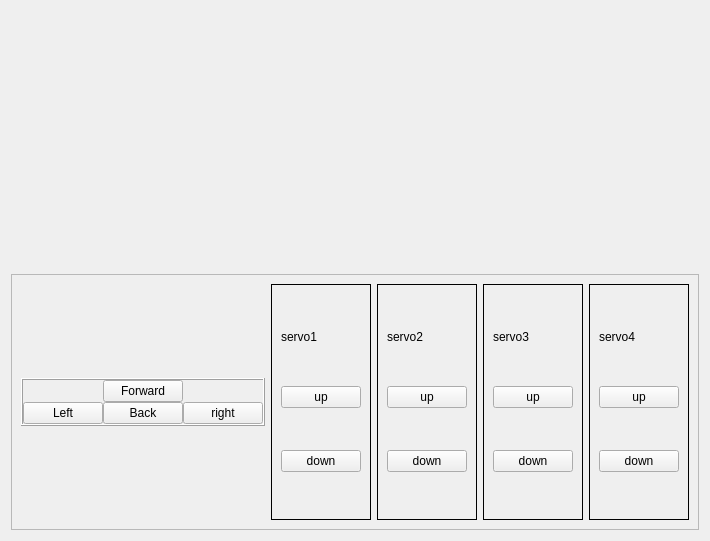
The window that controlPage.ui (duqcyxwd/LeapRobot) describes before a commit, drawn with Qt 5.
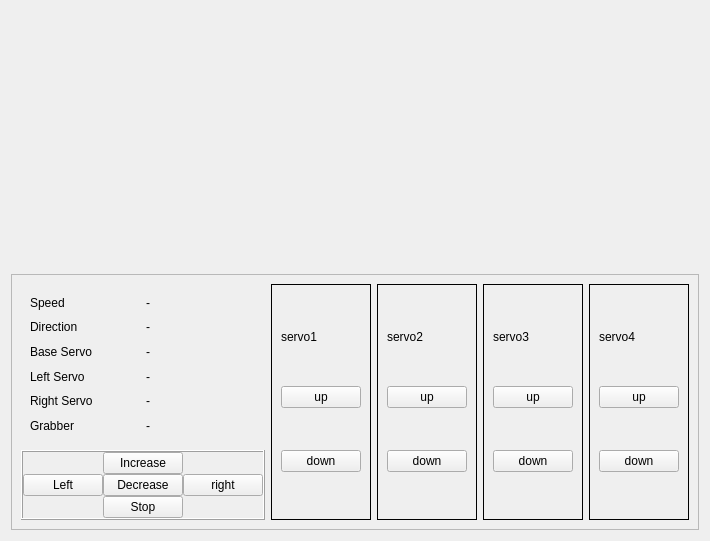
The same window after the commit.

What changed in the file:
```diff
--- a/controlPage.ui
+++ b/controlPage.ui
@@ -6,7 +6,7 @@
    <rect>
     <x>0</x>
     <y>0</y>
-    <width>643</width>
+    <width>690</width>
     <height>541</height>
    </rect>
   </property>
@@ -57,6 +57,117 @@
      </property>
      <layout class="QHBoxLayout" name="horizontalLayout_3">
       <item>
+       <widget class="QWidget" name="widget_3" native="true">
+        <property name="sizePolicy">
+         <sizepolicy hsizetype="Expanding" vsizetype="Preferred">
+          <horstretch>0</horstretch>
+          <verstretch>0</verstretch>
+         </sizepolicy>
+        </property>
+        <layout class="QVBoxLayout" name="verticalLayout_3">
+         <property name="leftMargin">
+          <number>0</number>
+         </property>
+         <property name="topMargin">
+          <number>0</number>
+         </property>
+         <property name="rightMargin">
+          <number>0</number>
+         </property>
+         <property name="bottomMargin">
+          <number>0</number>
+         </property>
+         <item>
+          <widget class="QWidget" name="widget_4" native="true">
+           <layout class="QGridLayout" name="gridLayout">
+            <item row="4" column="0">
+             <widget class="QLabel" name="label_15">
+              <property name="text">
+               <string>Right Servo</string>
+              </property>
+             </widget>
+            </item>
+            <item row="1" column="1">
+             <widget class="QLabel" name="dirLabel">
+              <property name="text">
+               <string>-</string>
+              </property>
+             </widget>
+            </item>
+            <item row="2" column="1">
+             <widget class="QLabel" name="servo0">
+              <property name="text">
+               <string>-</string>
+              </property>
+             </widget>
+            </item>
+            <item row="3" column="0">
+             <widget class="QLabel" name="label_13">
+              <property name="text">
+               <string>Left Servo</string>
+              </property>
+             </widget>
+            </item>
+            <item row="4" column="1">
+             <widget class="QLabel" name="servo2">
+              <property name="text">
+               <string>-</string>
+              </property>
+             </widget>
+            </item>
+            <item row="0" column="0">
+             <widget class="QLabel" name="label">
+              <property name="text">
+               <string>Speed</string>
+              </property>
+             </widget>
+            </item>
+            <item row="2" column="0">
+             <widget class="QLabel" name="label_4">
+              <property name="text">
+               <string>Base Servo</string>
+              </property>
+             </widget>
+            </item>
+            <item row="1" column="0">
+             <widget class="QLabel" name="label_10">
+              <property name="text">
+               <string>Direction</string>
+              </property>
+             </widget>
+            </item>
+            <item row="0" column="1">
+             <widget class="QLabel" name="speedLabel">
+              <property name="text">
+               <string>-</string>
+              </property>
+             </widget>
+            </item>
+            <item row="3" column="1">
+             <widget class="QLabel" name="servo1">
+              <property name="text">
+               <string>-</string>
+              </property>
+             </widget>
+            </item>
+            <item row="5" column="0">
+             <widget class="QLabel" name="label_17">
+              <property name="text">
+               <string>Grabber</string>
+              </property>
+             </widget>
+            </item>
+            <item row="5" column="1">
+             <widget class="QLabel" name="servo3">
+              <property name="text">
+               <string>-</string>
+              </property>
+             </widget>
+            </item>
+           </layout>
+          </widget>
+         </item>
+         <item>
        <widget class="QFrame" name="carControl">
         <property name="sizePolicy">
          <sizepolicy hsizetype="Fixed" vsizetype="Fixed">
@@ -104,7 +215,7 @@
               </sizepolicy>
              </property>
              <property name="text">
-              <string>Forward</string>
+                 <string>Increase</string>
              </property>
              <property name="shortcut">
               <string>Up</string>
@@ -135,7 +246,7 @@
            <item>
             <widget class="QPushButton" name="goback">
              <property name="text">
-              <string>Back</string>
+                 <string>Decrease</string>
              </property>
              <property name="shortcut">
               <string>Down</string>
@@ -154,7 +265,30 @@
            </item>
           </layout>
          </item>
-        </layout>
+            <item>
+             <layout class="QHBoxLayout" name="horizontalLayout">
+              <item>
+               <widget class="QPushButton" name="stop">
+                <property name="sizePolicy">
+                 <sizepolicy hsizetype="Fixed" vsizetype="Fixed">
+                  <horstretch>0</horstretch>
+                  <verstretch>0</verstretch>
+                 </sizepolicy>
+                </property>
+                <property name="text">
+                 <string>Stop</string>
+                </property>
+               </widget>
+              </item>
+             </layout>
+            </item>
+           </layout>
+          </widget>
+         </item>
+        </layout>
+        <zorder>carControl</zorder>
+        <zorder>carControl</zorder>
+        <zorder>widget_4</zorder>
        </widget>
       </item>
       <item>
```
Left out of the diff: 28 changed lines with no effect on the pictures. Lines whose indentation alone changed are shown as unchanged.
